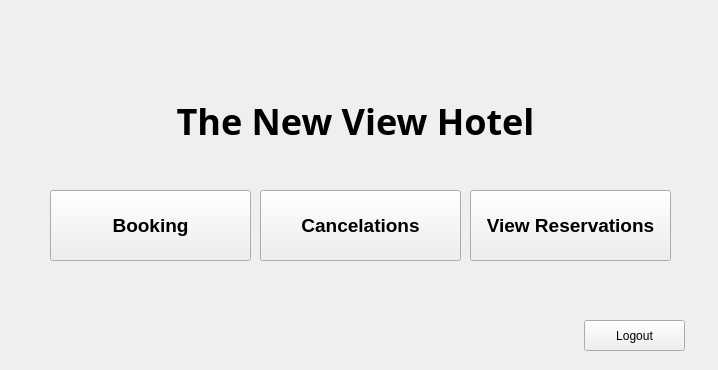
The window that ui/menu.ui (AngeloXD13/Simple_Hotel_Reservation) describes before a commit, drawn with Qt 5.
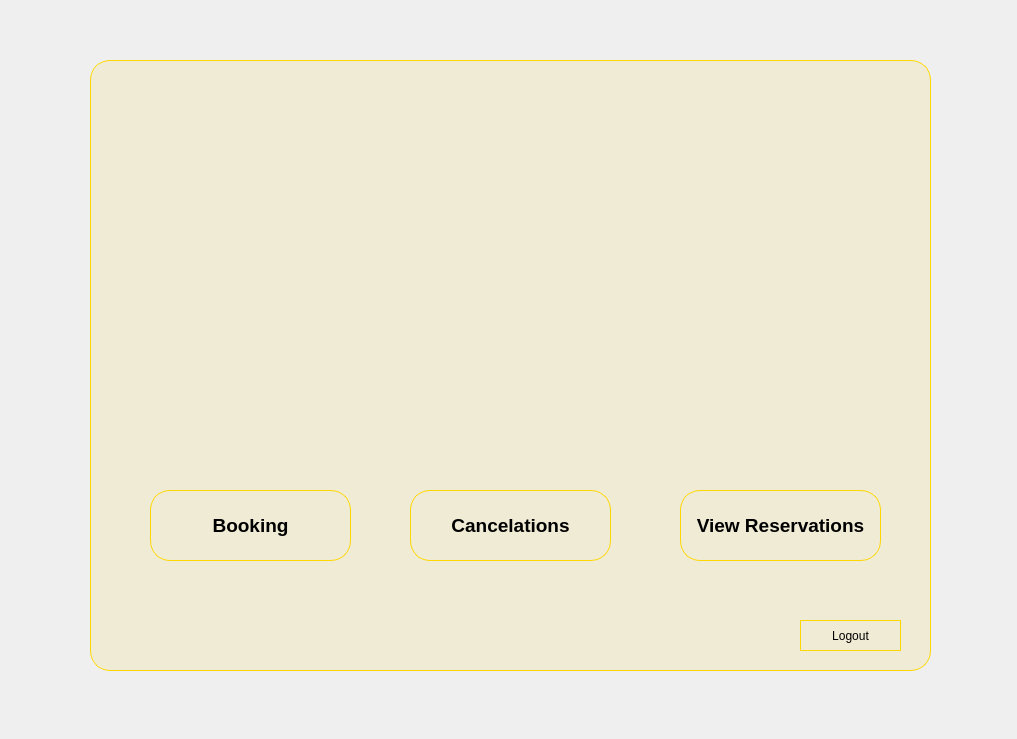
The same window after the commit. Icons and pictures are not drawn.

```diff
--- a/ui/menu.ui
+++ b/ui/menu.ui
@@ -6,43 +6,41 @@
    <rect>
     <x>0</x>
     <y>0</y>
-    <width>718</width>
-    <height>370</height>
+    <width>1017</width>
+    <height>739</height>
    </rect>
   </property>
   <property name="windowTitle">
    <string>Menu</string>
   </property>
+  <property name="styleSheet">
+   <string notr="true"/>
+  </property>
+  <property name="iconSize">
+   <size>
+    <width>24</width>
+    <height>24</height>
+   </size>
+  </property>
   <widget class="QWidget" name="centralwidget">
-   <widget class="QLabel" name="label">
-    <property name="geometry">
-     <rect>
-      <x>80</x>
-      <y>70</y>
-      <width>551</width>
-      <height>101</height>
-     </rect>
-    </property>
-    <property name="font">
-     <font>
-      <family>Lucida Calligraphy</family>
-      <pointsize>27</pointsize>
-      <weight>75</weight>
-      <bold>true</bold>
-     </font>
-    </property>
-    <property name="text">
-     <string>The New View Hotel</string>
-    </property>
-    <property name="alignment">
-     <set>Qt::AlignCenter</set>
-    </property>
-   </widget>
+   <property name="toolTip">
+    <string>&lt;html&gt;&lt;head/&gt;&lt;body&gt;&lt;p&gt;&lt;img src=&quot;ui/res/bg.png&quot;/&gt;&lt;/p&gt;&lt;/body&gt;&lt;/html&gt;</string>
+   </property>
+   <property name="whatsThis">
+    <string>&lt;html&gt;&lt;head/&gt;&lt;body&gt;&lt;p&gt;&lt;img src=&quot;:/newPrefix/281546024_810890359876022_5148776030062754628_n.png&quot;/&gt;&lt;/p&gt;&lt;/body&gt;&lt;/html&gt;</string>
+   </property>
+   <property name="styleSheet">
+    <string notr="true">QWidget#centralwidget{
+
+background-image:url(ui/res/bg.gif);
+
+}</string>
+   </property>
    <widget class="QPushButton" name="booking_btn">
     <property name="geometry">
      <rect>
-      <x>50</x>
-      <y>190</y>
+      <x>150</x>
+      <y>490</y>
       <width>201</width>
       <height>71</height>
      </rect>
@@ -54,6 +52,12 @@
       <bold>true</bold>
      </font>
     </property>
+    <property name="styleSheet">
+     <string notr="true">QPushButton#booking_btn{
+background-color:qconicalgradient(cx:0.915, cy:0.909091, angle:359.6, stop:0 rgba(35, 40, 3, 255), stop:0.16 rgba(136, 106, 22, 255), stop:0.225 rgba(166, 140, 41, 255), stop:0.285 rgba(204, 181, 74, 255), stop:0.345 rgba(235, 219, 102, 255), stop:0.415 rgba(245, 236, 112, 255), stop:0.52 rgba(209, 190, 76, 255), stop:0.57 rgba(187, 156, 51, 255), stop:0.635 rgba(168, 142, 42, 255), stop:0.695 rgba(202, 174, 68, 255), stop:0.75 rgba(218, 202, 86, 255), stop:0.815 rgba(208, 187, 73, 255), stop:0.88 rgba(187, 156, 51, 255), stop:0.935 rgba(137, 108, 26, 255), stop:1 rgba(35, 40, 3, 255));
+border: 1px solid gold;
+border-radius: 20px 20px}</string>
+    </property>
     <property name="text">
      <string>Booking</string>
     </property>
@@ -61,8 +65,8 @@
    <widget class="QPushButton" name="cancelation_btn">
     <property name="geometry">
      <rect>
-      <x>260</x>
-      <y>190</y>
+      <x>410</x>
+      <y>490</y>
       <width>201</width>
       <height>71</height>
      </rect>
@@ -74,6 +78,12 @@
       <bold>true</bold>
      </font>
     </property>
+    <property name="styleSheet">
+     <string notr="true">QPushButton#cancelation_btn{
+background-color:qconicalgradient(cx:0.915, cy:0.909091, angle:359.6, stop:0 rgba(35, 40, 3, 255), stop:0.16 rgba(136, 106, 22, 255), stop:0.225 rgba(166, 140, 41, 255), stop:0.285 rgba(204, 181, 74, 255), stop:0.345 rgba(235, 219, 102, 255), stop:0.415 rgba(245, 236, 112, 255), stop:0.52 rgba(209, 190, 76, 255), stop:0.57 rgba(187, 156, 51, 255), stop:0.635 rgba(168, 142, 42, 255), stop:0.695 rgba(202, 174, 68, 255), stop:0.75 rgba(218, 202, 86, 255), stop:0.815 rgba(208, 187, 73, 255), stop:0.88 rgba(187, 156, 51, 255), stop:0.935 rgba(137, 108, 26, 255), stop:1 rgba(35, 40, 3, 255));
+border: 1px solid gold;
+border-radius: 20px 20px}</string>
+    </property>
     <property name="text">
      <string>Cancelations</string>
     </property>
@@ -81,8 +91,8 @@
    <widget class="QPushButton" name="viewreservation_btn">
     <property name="geometry">
      <rect>
-      <x>470</x>
-      <y>190</y>
+      <x>680</x>
+      <y>490</y>
       <width>201</width>
       <height>71</height>
      </rect>
@@ -94,6 +104,13 @@
       <bold>true</bold>
      </font>
     </property>
+    <property name="styleSheet">
+     <string notr="true">QPushButton#viewreservation_btn{
+background-color:qconicalgradient(cx:0.915, cy:0.909091, angle:359.6, stop:0 rgba(35, 40, 3, 255), stop:0.16 rgba(136, 106, 22, 255), stop:0.225 rgba(166, 140, 41, 255), stop:0.285 rgba(204, 181, 74, 255), stop:0.345 rgba(235, 219, 102, 255), stop:0.415 rgba(245, 236, 112, 255), stop:0.52 rgba(209, 190, 76, 255), stop:0.57 rgba(187, 156, 51, 255), stop:0.635 rgba(168, 142, 42, 255), stop:0.695 rgba(202, 174, 68, 255), stop:0.75 rgba(218, 202, 86, 255), stop:0.815 rgba(208, 187, 73, 255), stop:0.88 rgba(187, 156, 51, 255), stop:0.935 rgba(137, 108, 26, 255), stop:1 rgba(35, 40, 3, 255));
+border: 1px solid gold;
+border-radius: 20px 20px
+}</string>
+    </property>
     <property name="text">
      <string>View Reservations</string>
     </property>
@@ -101,16 +118,69 @@
    <widget class="QPushButton" name="logout_btn">
     <property name="geometry">
      <rect>
-      <x>584</x>
-      <y>320</y>
+      <x>800</x>
+      <y>620</y>
       <width>101</width>
       <height>31</height>
      </rect>
     </property>
+    <property name="styleSheet">
+     <string notr="true">QPushButton#logout_btn{
+background-color:qconicalgradient(cx:0.915, cy:0.909091, angle:359.6, stop:0 rgba(35, 40, 3, 255), stop:0.16 rgba(136, 106, 22, 255), stop:0.225 rgba(166, 140, 41, 255), stop:0.285 rgba(204, 181, 74, 255), stop:0.345 rgba(235, 219, 102, 255), stop:0.415 rgba(245, 236, 112, 255), stop:0.52 rgba(209, 190, 76, 255), stop:0.57 rgba(187, 156, 51, 255), stop:0.635 rgba(168, 142, 42, 255), stop:0.695 rgba(202, 174, 68, 255), stop:0.75 rgba(218, 202, 86, 255), stop:0.815 rgba(208, 187, 73, 255), stop:0.88 rgba(187, 156, 51, 255), stop:0.935 rgba(137, 108, 26, 255), stop:1 rgba(35, 40, 3, 255));
+border: 1px solid gold;
+border-radius: 20px 20px;
+}</string>
+    </property>
     <property name="text">
      <string>Logout</string>
     </property>
    </widget>
+   <widget class="QLabel" name="label_2">
+    <property name="geometry">
+     <rect>
+      <x>260</x>
+      <y>60</y>
+      <width>461</width>
+      <height>421</height>
+     </rect>
+    </property>
+    <property name="toolTip">
+     <string>&lt;html&gt;&lt;head/&gt;&lt;body&gt;&lt;p&gt;&lt;img src=&quot;:/newPrefix/download.png&quot;/&gt;&lt;img src=&quot;:/newPrefix/download.png&quot;/&gt;&lt;/p&gt;&lt;/body&gt;&lt;/html&gt;</string>
+    </property>
+    <property name="whatsThis">
+     <string>&lt;html&gt;&lt;head/&gt;&lt;body&gt;&lt;p&gt;&lt;img src=&quot;ui/res/logo.png&quot;/&gt;&lt;/p&gt;&lt;/body&gt;&lt;/html&gt;</string>
+    </property>
+    <property name="styleSheet">
+     <string notr="true">background-image:url(ui/res/logo.png)</string>
+    </property>
+    <property name="text">
+     <string/>
+    </property>
+   </widget>
+   <widget class="QLabel" name="label_17">
+    <property name="geometry">
+     <rect>
+      <x>90</x>
+      <y>60</y>
+      <width>841</width>
+      <height>611</height>
+     </rect>
+    </property>
+    <property name="styleSheet">
+     <string notr="true">background-color:rgb(241, 229, 172,40%);
+border: 1px solid gold;
+border-radius: 20px 20px;</string>
+    </property>
+    <property name="text">
+     <string/>
+    </property>
+   </widget>
+   <zorder>label_17</zorder>
+   <zorder>booking_btn</zorder>
+   <zorder>cancelation_btn</zorder>
+   <zorder>viewreservation_btn</zorder>
+   <zorder>logout_btn</zorder>
+   <zorder>label_2</zorder>
   </widget>
  </widget>
  <resources/>
```
Left out of the diff: 4 changed lines with no effect on the pictures.
